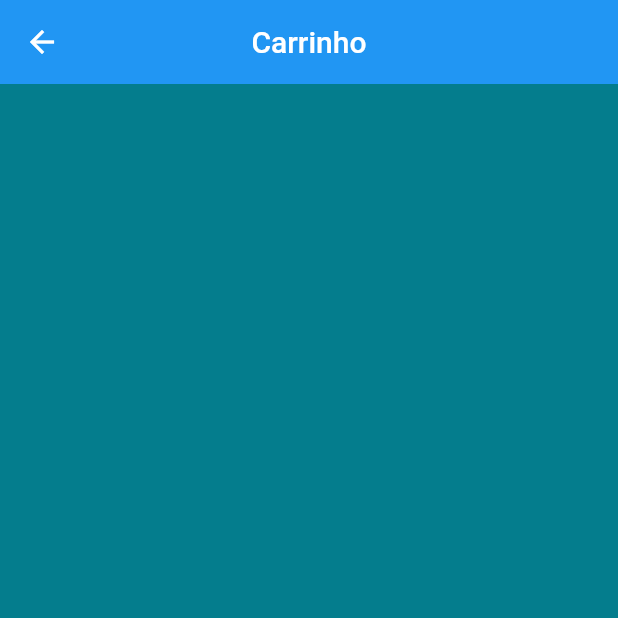
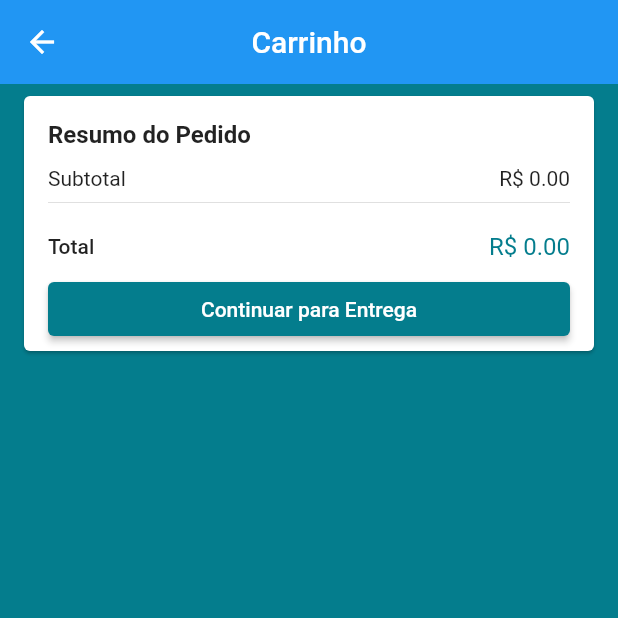
Before and after one commit to eskokado/loja_virtual_pro, a Flutter app: the CartScreen screen opened by its route, on a phone screen of 412 x 824 dp, the top half of it. Run offline on Flutter 3.47's test engine with Material 2 defaults, Android fonts, the phone set to English and light mode, and no system bars; our stand-ins replace cloud_firestore, firebase_auth; accounts and stored records are empty.

Commit message:
feat: cartao de preco do carrinho

```diff
--- /dev/null
+++ b/lib/common/price_card.dart
@@ -0,0 +1,80 @@
+import 'package:flutter/material.dart';
+import 'package:provider/src/provider.dart';
+
+import '../models/cart_manager.dart';
+
+class PriceCard extends StatelessWidget {
+  const PriceCard({Key? key, required this.buttonText, this.onPressed})
+      : super(key: key);
+
+  final String buttonText;
+  final VoidCallback? onPressed;
+
+  @override
+  Widget build(BuildContext context) {
+    final cartManager = context.watch<CartManager>();
+    final productsPrice = cartManager.productsPrice;
+
+    return Card(
+      margin: const EdgeInsets.symmetric(horizontal: 16, vertical: 8),
+      child: Padding(
+        padding: const EdgeInsets.fromLTRB(16, 16, 16, 4),
+        child: Column(
+          crossAxisAlignment: CrossAxisAlignment.stretch,
+          children: <Widget>[
+            const Text(
+              'Resumo do Pedido',
+              textAlign: TextAlign.start,
+              style: TextStyle(
+                fontWeight: FontWeight.w600,
+                fontSize: 16,
+              ),
+            ),
+            const SizedBox(
+              height: 12,
+            ),
+            Row(
+              mainAxisAlignment: MainAxisAlignment.spaceBetween,
+              children: <Widget>[
+                const Text('Subtotal'),
+                Text('R\$ ${productsPrice.toStringAsFixed(2)}')
+              ],
+            ),
+            const Divider(),
+            const SizedBox(
+              height: 12,
+            ),
+            Row(
+              mainAxisAlignment: MainAxisAlignment.spaceBetween,
+              children: <Widget>[
+                const Text(
+                  'Total',
+                  style: TextStyle(fontWeight: FontWeight.w500),
+                ),
+                Text(
+                  'R\$ ${productsPrice.toStringAsFixed(2)}',
+                  style: TextStyle(
+                    color: Theme.of(context).primaryColor,
+                    fontSize: 16,
+                  ),
+                )
+              ],
+            ),
+            const SizedBox(
+              height: 8,
+            ),
+            ElevatedButton(
+              style: ElevatedButton.styleFrom(
+                primary: Theme.of(context).primaryColor,
+                onSurface: Theme.of(context).primaryColor.withAlpha(100),
+                onPrimary: Colors.white,
+              ),
+              onPressed: onPressed,
+              child: Text(buttonText),
+            ),
+          ],
+        ),
+      ),
+    );
+  }
+}
--- a/lib/models/cart_manager.dart
+++ b/lib/models/cart_manager.dart
@@ -80,7 +80,7 @@ class CartManager extends ChangeNotifier {
       _updateCartProduct(cartProduct);
     }
 
-    print(productsPrice);
+    notifyListeners();
   }
 
   void _updateCartProduct(CartProduct cartProduct) {
--- a/lib/models/cart_product.dart
+++ b/lib/models/cart_product.dart
@@ -21,7 +21,10 @@ class CartProduct extends ChangeNotifier {
         .collection('products')
         .doc(productId)
         .get()
-        .then((doc) => product = Product.fromDocument(doc));
+        .then((doc) {
+          product = Product.fromDocument(doc);
+          notifyListeners();
+        });
   }
 
   final FirebaseFirestore firestore = FirebaseFirestore.instance;
--- a/lib/screens/cart/cart_screen.dart
+++ b/lib/screens/cart/cart_screen.dart
@@ -1,4 +1,5 @@
 import 'package:flutter/material.dart';
+import 'package:loja_virtual_pro/common/price_card.dart';
 import 'package:provider/provider.dart';
 
 import '../../models/cart_manager.dart';
@@ -16,12 +17,21 @@ class CartScreen extends StatelessWidget {
       ),
       body: Consumer<CartManager>(
         builder: (_, cartManager, __) {
-          return Column(
-            children: cartManager.items
-                .map((cartProduct) => CartTile(
-                      cartProduct: cartProduct,
-                    ))
-                .toList(),
+          return ListView(
+            children: [
+              Column(
+                children: cartManager.items
+                    .map((cartProduct) => CartTile(
+                          cartProduct: cartProduct,
+                        ))
+                    .toList(),
+              ),
+              PriceCard(
+                buttonText: 'Continuar para Entrega',
+                onPressed: cartManager.isCartValid ? (){
+                } : null,
+              ),
+            ],
           );
         },
       ),
```
